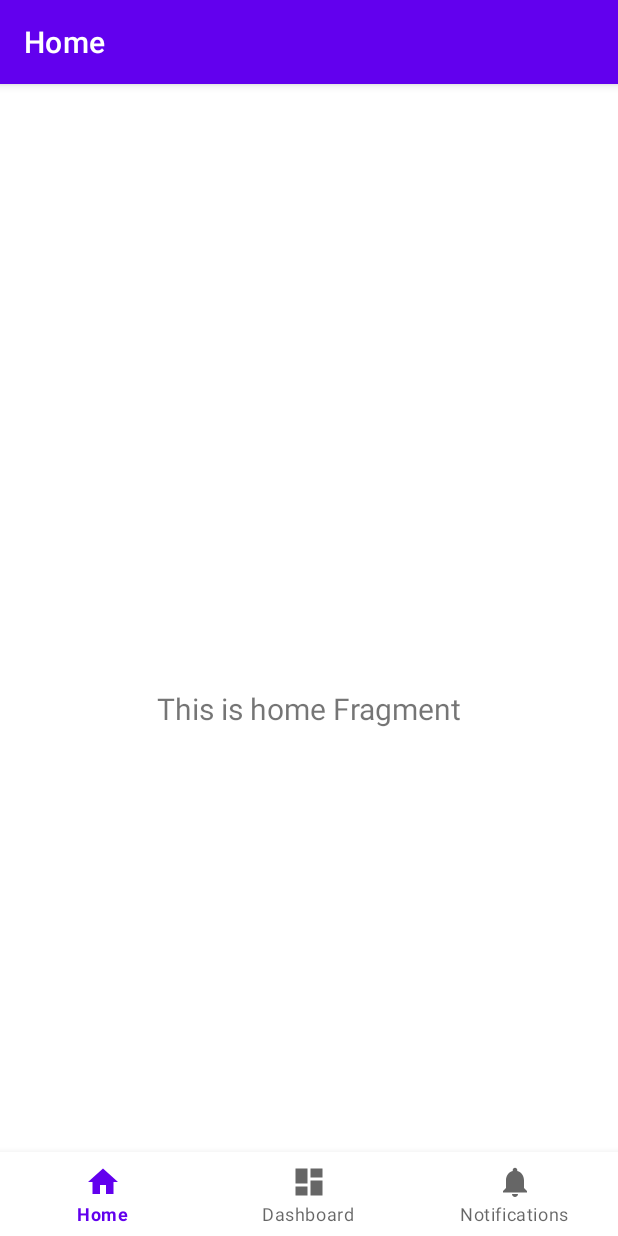
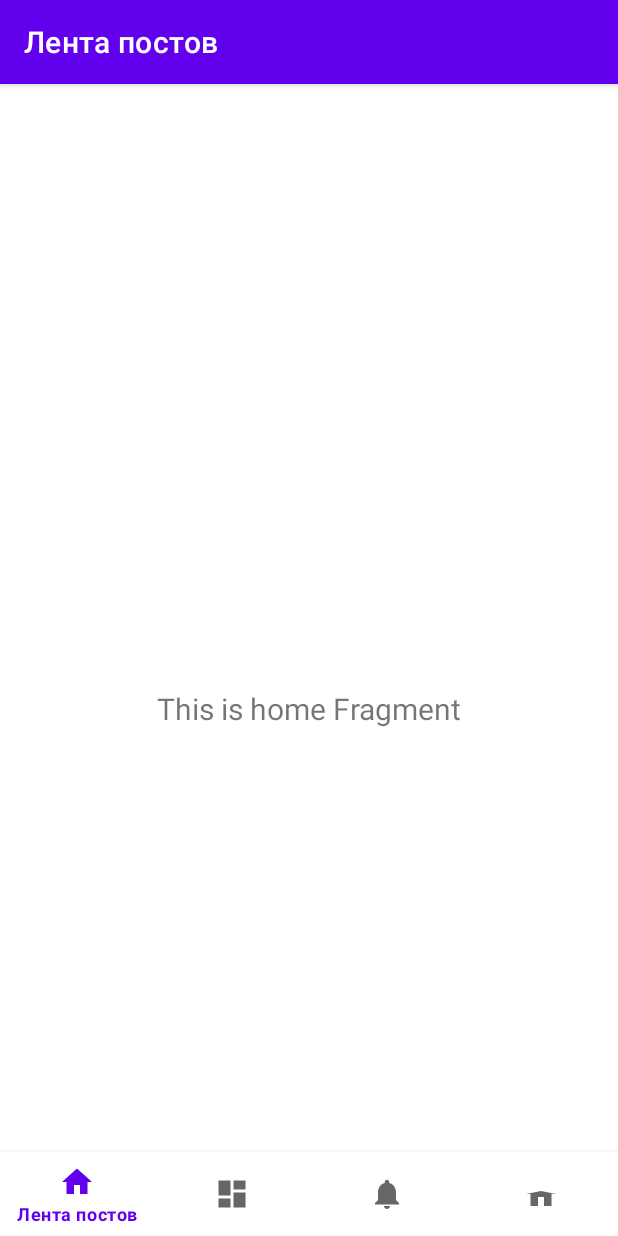
Before and after one commit to phluoroGG/AstarioClient, an Android app: the screen it shows after launch (MainActivity), on a phone screen of 412 x 824 dp. Run offline under Robolectric (Android 15) with nearby library versions, the phone set to English and light mode, and no system bars; our stand-ins replace navigation-ui.

Commit message:
Create menu bar

```diff
--- a/app/src/main/java/com/tp31/astarioclient/MainActivity.kt
+++ b/app/src/main/java/com/tp31/astarioclient/MainActivity.kt
@@ -26,7 +26,8 @@ class MainActivity : AppCompatActivity() {
         // menu should be considered as top level destinations.
         val appBarConfiguration = AppBarConfiguration(
             setOf(
-                R.id.navigation_home, R.id.navigation_dashboard, R.id.navigation_notifications
+                R.id.navigation_home, R.id.navigation_dashboard, R.id.navigation_notifications,
+                R.id.navigation_profile
             )
         )
         setupActionBarWithNavController(navController, appBarConfiguration)
--- /dev/null
+++ b/app/src/main/res/drawable/ic_profile_black_24dp.xml
@@ -0,0 +1,9 @@
+<vector xmlns:android="http://schemas.android.com/apk/res/android"
+    android:width="24dp"
+    android:height="24dp"
+    android:viewportWidth="24.0"
+    android:viewportHeight="24.0">
+    <path
+        android:fillColor="#FF000000"
+        android:pathData="M10,20v-6h4v6h5v-8h3L12,10 2,12h3v8z" />
+</vector>
--- a/app/src/main/res/menu/bottom_nav_menu.xml
+++ b/app/src/main/res/menu/bottom_nav_menu.xml
@@ -16,4 +16,9 @@
         android:icon="@drawable/ic_notifications_black_24dp"
         android:title="@string/title_notifications" />
 
+    <item
+        android:id="@+id/navigation_profile"
+        android:icon="@drawable/ic_profile_black_24dp"
+        android:title="@string/title_profile" />
+
 </menu>
--- a/app/src/main/res/navigation/mobile_navigation.xml
+++ b/app/src/main/res/navigation/mobile_navigation.xml
@@ -22,4 +22,10 @@
         android:name="com.tp31.astarioclient.ui.notifications.NotificationsFragment"
         android:label="@string/title_notifications"
         tools:layout="@layout/fragment_notifications" />
+
+    <fragment
+        android:id="@+id/navigation_profile"
+        android:name="com.tp31.astarioclient.ui.profile.ProfileFragment"
+        android:label="@string/title_profile"
+        tools:layout="@layout/fragment_profile" />
 </navigation>
--- a/app/src/main/res/values/strings.xml
+++ b/app/src/main/res/values/strings.xml
@@ -1,6 +1,7 @@
 <resources>
-    <string name="app_name">AstarioClient</string>
-    <string name="title_home">Home</string>
-    <string name="title_dashboard">Dashboard</string>
-    <string name="title_notifications">Notifications</string>
+    <string name="app_name">Astario</string>
+    <string name="title_home">Лента постов</string>
+    <string name="title_dashboard">Категории</string>
+    <string name="title_notifications">Создать пост</string>
+    <string name="title_profile">Профиль</string>
 </resources>
```
Also changed, not shown: app/src/main/java/com/tp31/astarioclient/ui/profile/ProfileFragment.kt (added, +42 -0 lines), app/src/main/java/com/tp31/astarioclient/ui/profile/ProfileViewModel.kt (added, +13 -0 lines), app/src/main/res/layout/fragment_profile.xml (added, +22 -0 lines).
